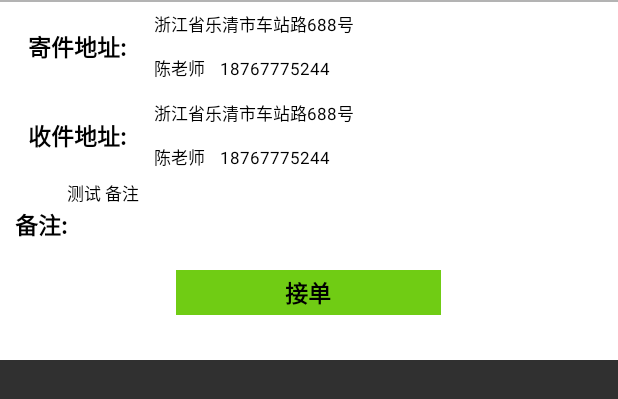
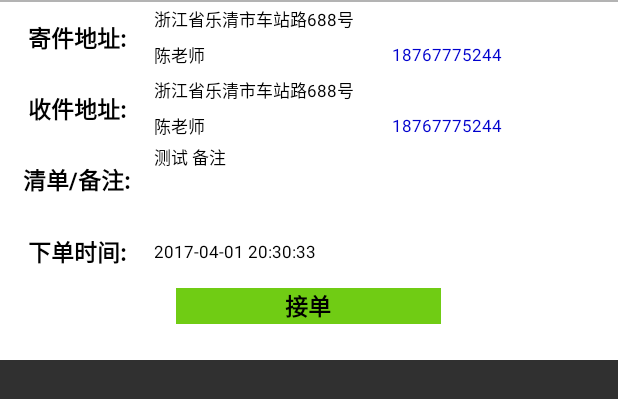
Before and after one commit to zhengyi321/GoToPaoTui, an Android app: the layout fragment_activity_main_getorder_xrv_item_lly.xml on its own in the app's theme, with its tools: preview values and no code run, on a phone screen of 412 x 824 dp. Shown: the top 399 px of the screen. Run offline under Robolectric (Android 15) with nearby library versions, the phone set to English and light mode, and no system bars.

Commit message:
修改了自动接单 的layout

```diff
--- a/app/src/main/res/layout/fragment_activity_main_getorder_xrv_item_lly.xml
+++ b/app/src/main/res/layout/fragment_activity_main_getorder_xrv_item_lly.xml
@@ -41,6 +41,7 @@
             android:layout_width="match_parent"
             android:layout_height="@dimen/zero"
             android:layout_weight="1"
+            android:orientation="horizontal"
             >
             <TextView
                 android:id="@+id/tv_main_getorder_xrv_item_toaddr"
@@ -56,8 +57,15 @@
             <LinearLayout
                 android:layout_width="match_parent"
                 android:layout_height="@dimen/zero"
+                android:orientation="horizontal"
                 android:layout_weight="1"
-                android:orientation="horizontal"
+                >
+
+
+            <RelativeLayout
+                android:layout_width="@dimen/zero"
+                android:layout_height="match_parent"
+                android:layout_weight="3"
                 >
 
                 <TextView
@@ -67,7 +75,8 @@
                     android:text="陈老师"
                     android:textSize="@dimen/dimen_main_getorder_content_content_word_size"
                     android:textColor="@color/main_getorder_content_word_black_bg"
-                    android:layout_gravity="center_vertical"
+                    android:layout_centerVertical="true"
+                    android:layout_alignParentLeft="true"
                     />
                 <TextView
                     android:id="@+id/tv_main_getorder_xrv_item_totel"
@@ -75,14 +84,22 @@
                     android:layout_height="wrap_content"
                     android:text="18767775244"
                     android:textSize="@dimen/dimen_main_getorder_content_content_word_size"
-                    android:textColor="@color/main_getorder_content_word_black_bg"
+                    android:textColor="@color/main_getorder_content_word_blue_bg"
                     android:layout_span="2"
                     android:layout_marginLeft="@dimen/dimen_main_getorder_content_margin_left_size"
-                    android:layout_gravity="center_vertical"
+                    android:layout_centerVertical="true"
+                    android:layout_alignParentRight="true"
+
                     />
 
+            </RelativeLayout>
+                <RelativeLayout
+                    android:layout_width="@dimen/zero"
+                    android:layout_height="match_parent"
+                    android:layout_weight="1">
+
+                </RelativeLayout>
             </LinearLayout>
-
         </LinearLayout>
     </LinearLayout>
 
@@ -136,7 +153,11 @@
                 android:layout_weight="1"
                 android:orientation="horizontal"
                 >
-
+                <RelativeLayout
+                    android:layout_width="@dimen/zero"
+                    android:layout_height="match_parent"
+                    android:layout_weight="3"
+                    >
                 <TextView
                     android:id="@+id/tv_main_getorder_xrv_item_getname"
                     android:layout_width="wrap_content"
@@ -144,7 +165,8 @@
                     android:text="陈老师"
                     android:textSize="@dimen/dimen_main_getorder_content_content_word_size"
                     android:textColor="@color/main_getorder_content_word_black_bg"
-                    android:layout_gravity="center_vertical"
+                    android:layout_centerVertical="true"
+                    android:layout_alignParentLeft="true"
                     />
                 <TextView
                     android:id="@+id/tv_main_getorder_xrv_item_gettel"
@@ -152,12 +174,20 @@
                     android:layout_height="wrap_content"
                     android:text="18767775244"
                     android:textSize="@dimen/dimen_main_getorder_content_content_word_size"
-                    android:textColor="@color/main_getorder_content_word_black_bg"
+                    android:textColor="@color/main_getorder_content_word_blue_bg"
                     android:layout_span="2"
                     android:layout_marginLeft="@dimen/dimen_main_getorder_content_margin_left_size"
-                    android:layout_gravity="center_vertical"
+                    android:layout_centerVertical="true"
+                    android:layout_alignParentRight="true"
                     />
+                </RelativeLayout>
+                <RelativeLayout
+                    android:layout_width="@dimen/zero"
+                    android:layout_height="match_parent"
+                    android:layout_weight="1"
+                    >
 
+                </RelativeLayout>
             </LinearLayout>
 
         </LinearLayout>
@@ -168,16 +198,27 @@
         android:layout_weight="1"
         android:orientation="horizontal"
         >
+        <RelativeLayout
+            android:layout_width="@dimen/zero"
+            android:layout_height="match_parent"
+            android:layout_weight="1"
+            >
         <TextView
             android:layout_width="wrap_content"
             android:layout_height="wrap_content"
             android:text="@string/remark"
             android:textSize="@dimen/dimen_main_getorder_content_title_word_size"
-            android:layout_gravity="center_vertical"
+            android:layout_centerInParent="true"
             android:textColor="@color/main_getorder_topbar_black_word_size"
             android:textStyle="bold"
             android:layout_marginLeft="@dimen/dimen_main_getorder_content_margin_left_size"
             />
+        </RelativeLayout>
+        <LinearLayout
+            android:layout_width="@dimen/zero"
+            android:layout_height="match_parent"
+            android:layout_weight="3"
+            >
         <TextView
             android:id="@+id/tv_main_getorder_xrv_item_remark"
             android:layout_width="match_parent"
@@ -187,6 +228,44 @@
             android:textSize="@dimen/dimen_main_getorder_content_content_word_size"
 
             />
+        </LinearLayout>
+    </LinearLayout>
+    <LinearLayout
+        android:layout_width="match_parent"
+        android:layout_height="@dimen/zero"
+        android:layout_weight="1"
+        >
+        <RelativeLayout
+            android:layout_width="@dimen/zero"
+            android:layout_height="match_parent"
+            android:layout_weight="1"
+            >
+            <TextView
+                android:layout_width="wrap_content"
+                android:layout_height="wrap_content"
+                android:text="@string/orderTimes"
+                android:textColor="@color/main_getorder_content_word_black_bg"
+                android:textSize="@dimen/dimen_main_getorder_content_title_word_size"
+                android:textStyle="bold"
+                android:layout_centerInParent="true"
+                />
+
+        </RelativeLayout>
+        <RelativeLayout
+            android:layout_width="@dimen/zero"
+            android:layout_height="match_parent"
+            android:layout_weight="3"
+            >
+            <TextView
+                android:layout_width="wrap_content"
+                android:layout_height="wrap_content"
+                android:text="2017-04-01 20:30:33"
+                android:textColor="@color/main_getorder_content_word_black_bg"
+                android:textSize="@dimen/dimen_main_getorder_content_content_word_size"
+
+                android:layout_centerVertical="true"
+                />
+        </RelativeLayout>
     </LinearLayout>
     <LinearLayout
         android:layout_width="match_parent"
--- a/app/src/main/res/values/colors.xml
+++ b/app/src/main/res/values/colors.xml
@@ -25,6 +25,7 @@
     <color name="main_getorder_submit_green_bg">#70cc14</color>
     <color name="main_getorder_content_white_bg">#ffffff</color>
     <color name="main_getorder_content_word_black_bg">#000000</color>
+    <color name="main_getorder_content_word_blue_bg">#0000CD</color>
     <!--main getorder-->
 
     <!--main_ordercenter-->
--- a/app/src/main/res/values/strings.xml
+++ b/app/src/main/res/values/strings.xml
@@ -39,8 +39,8 @@
     <!--main getorder-->
     <string name="sendaddr">寄件地址:</string>
     <string name="getaddr">收件地址:</string>
-    <string name="remark">备注:</string>
-
+    <string name="remark">清单/备注:</string>
+    <string name="orderTimes">下单时间:</string>
 
 
 
```
